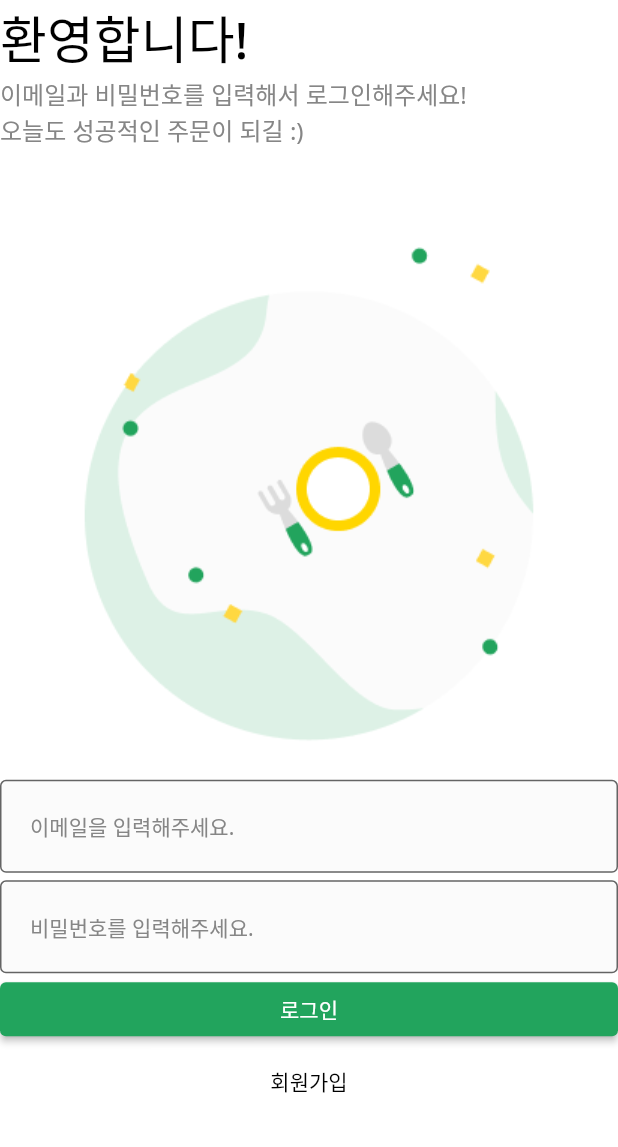
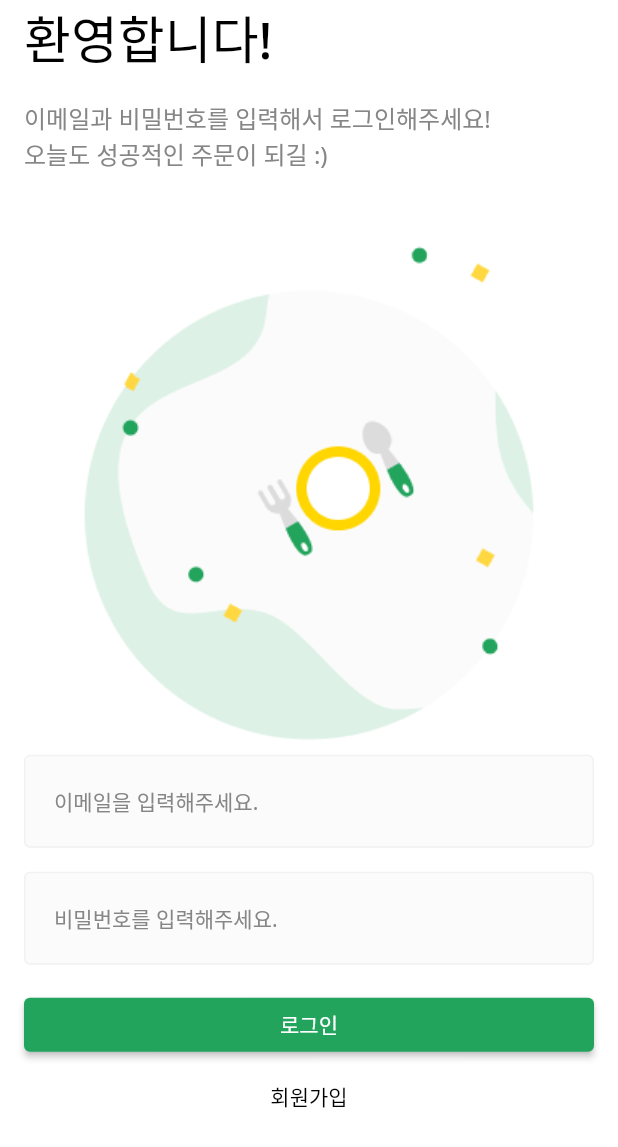
Before and after one commit to katcrow/codefactutorial, a Flutter app: the screen it shows after launch, on a phone screen of 412 x 824 dp. Shown: the top 1147 px of the screen. Run offline on Flutter 3.47's test engine with Material 2 defaults, Android fonts, the light colour scheme and no system bars.

Commit message:
login UI completed

```diff
--- a/lib/common/component/custom_text_form_field.dart
+++ b/lib/common/component/custom_text_form_field.dart
@@ -42,6 +42,7 @@ class CustomTextFormField extends StatelessWidget {
         fillColor: INPUT_BG_COLOR,
         filled: true, // false - 배경색 없음 , true - 배경색 있음
         border: baseBorder, // 모든 Input 상태의 기본 스타일 세팅
+        enabledBorder: baseBorder,
         focusedBorder: baseBorder.copyWith(
           borderSide: baseBorder.borderSide.copyWith(
             color: PRIMARY_COLOR,
--- a/lib/user/view/login_screen.dart
+++ b/lib/user/view/login_screen.dart
@@ -1,5 +1,6 @@
 import 'package:codefactory/common/const/colors.dart';
 import 'package:codefactory/common/layout/default_layout.dart';
+import 'package:codefactory/common/util/focus_helper.dart';
 import 'package:flutter/material.dart';
 import '../../common/component/custom_text_form_field.dart';
 
@@ -9,14 +10,21 @@ class LoginScreen extends StatelessWidget {
   @override
   Widget build(BuildContext context) {
     return DefaultLayout(
+      child: GestureDetector(
+        onTap: (){
+          hideKeyboard(context: context);
+        },
         child: SafeArea(
           top: true,
           bottom: false,
           child: SingleChildScrollView(
+            child: Padding(
+              padding: const EdgeInsets.symmetric(horizontal: 16.0),
               child: Column(
                 crossAxisAlignment: CrossAxisAlignment.stretch,
                 children: [
                   _Title(),
+                  SizedBox(height: 16.0),
                   _SubTitle(),
                   Image.asset(
                     'asset/img/misc/logo.png',
@@ -26,12 +34,13 @@ class LoginScreen extends StatelessWidget {
                     hintText: '이메일을 입력해주세요.',
                     onChanged: (String value) {},
                   ),
-              SizedBox(height: 5.0),
+                  SizedBox(height: 16.0),
                   CustomTextFormField(
                     hintText: '비밀번호를 입력해주세요.',
                     obscureText: true,
                     onChanged: (String value) {},
                   ),
+                  SizedBox(height: 16.0),
                   ElevatedButton(
                     onPressed: () {},
                     style: ElevatedButton.styleFrom(
@@ -51,6 +60,8 @@ class LoginScreen extends StatelessWidget {
                     ),
                   ),
                 ],
+              ),
+            ),
           ),
         ),
       ),
```
Also changed, not shown: lib/common/util/focus_helper.dart (added, +9 -0 lines). Lines whose indentation alone changed are shown as unchanged.
